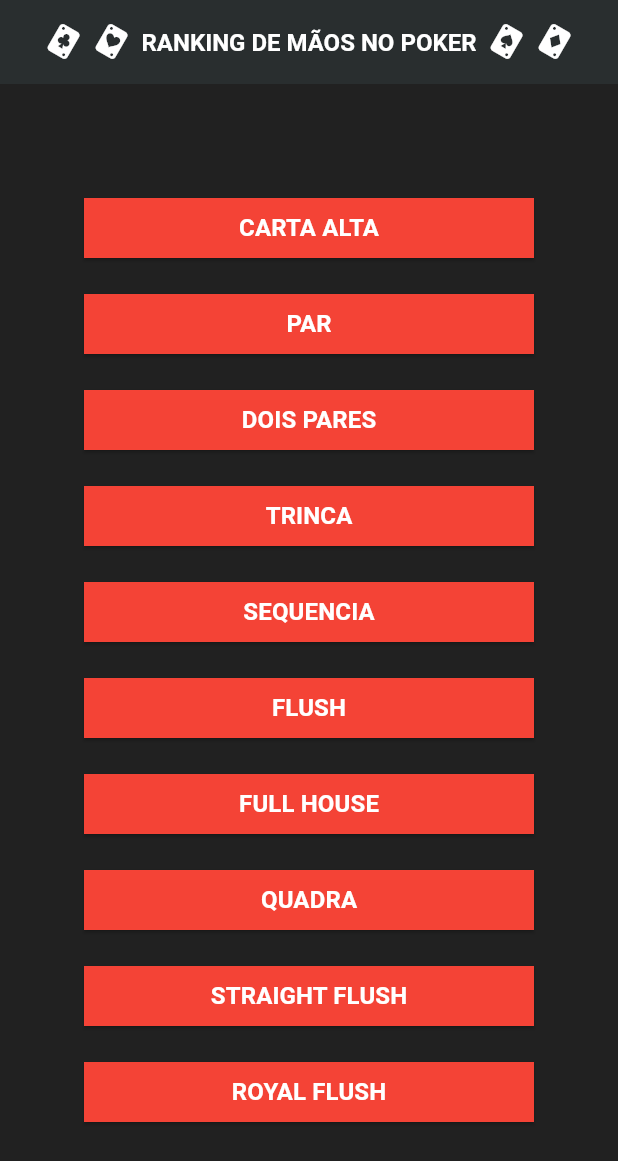
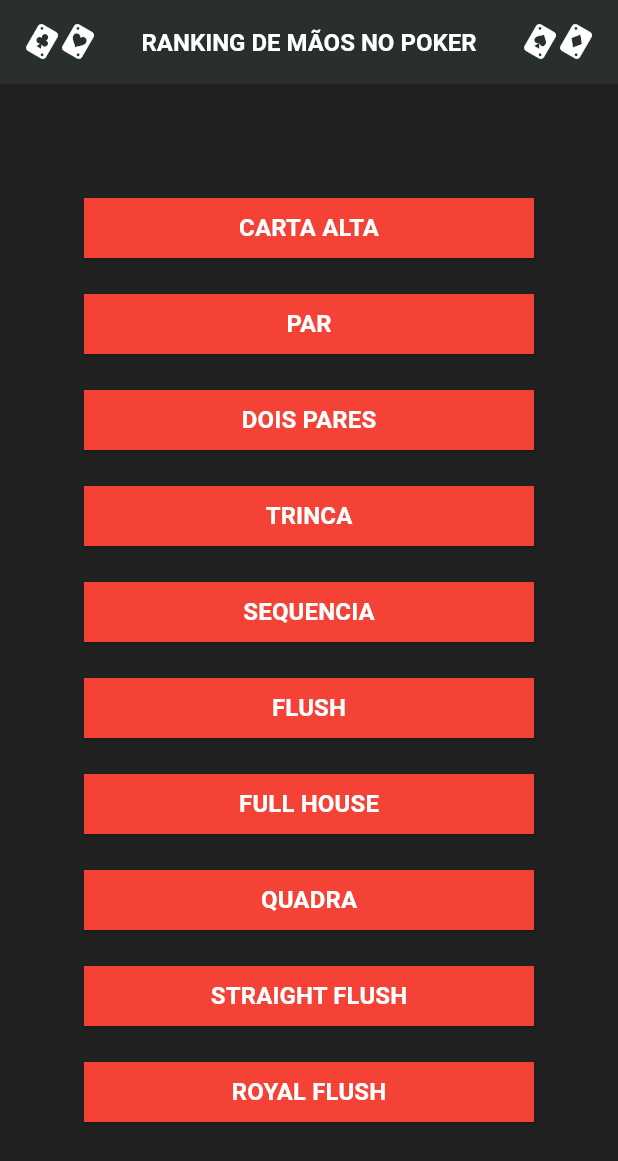
Before and after one commit to leomoraesitu/meuappflutter, a Flutter app: the screen it shows after launch, on a phone screen of 412 x 824 dp. Shown: the top 1161 px of the screen. Run offline on Flutter 3.47's test engine with Material 3 defaults, Android fonts, the phone set to English and light mode, and no system bars; Roboto replaces fonts that are missing (Arial).

Commit message:
[FIX] App Bar Title

```diff
--- a/lib/screens/home_screen.dart
+++ b/lib/screens/home_screen.dart
@@ -44,23 +44,24 @@ class HomeScreen extends StatelessWidget {
         title: const Align(
           alignment: Alignment.center,
           child: Row(
-            mainAxisSize: MainAxisSize.min,
+            mainAxisSize: MainAxisSize.max,
+            mainAxisAlignment: MainAxisAlignment.spaceEvenly,
             children: <Widget>[
               Icon(MyFlutterApp.clovers_card, color: Colors.white),
-              SizedBox(width: 8),
               Icon(MyFlutterApp.hearts_card, color: Colors.white),
-              SizedBox(width: 8),
-              Text(
+              Expanded(
+                child: Text(
                   "RANKING DE MÃOS NO POKER",
+                  textAlign: TextAlign.center,
                   style: TextStyle(
                       color: Colors.white,
                       fontFamily: 'Arial',
                       fontWeight: FontWeight.bold,
                       fontSize: 16),
                 ),
-              SizedBox(width: 8),
+              ),
               Icon(MyFlutterApp.spades_card, color: Colors.white),
-              SizedBox(width: 8),
+
               Icon(MyFlutterApp.diamonds_card, color: Colors.white),
             ],
           ),
```
Lines whose indentation alone changed are shown as unchanged.
